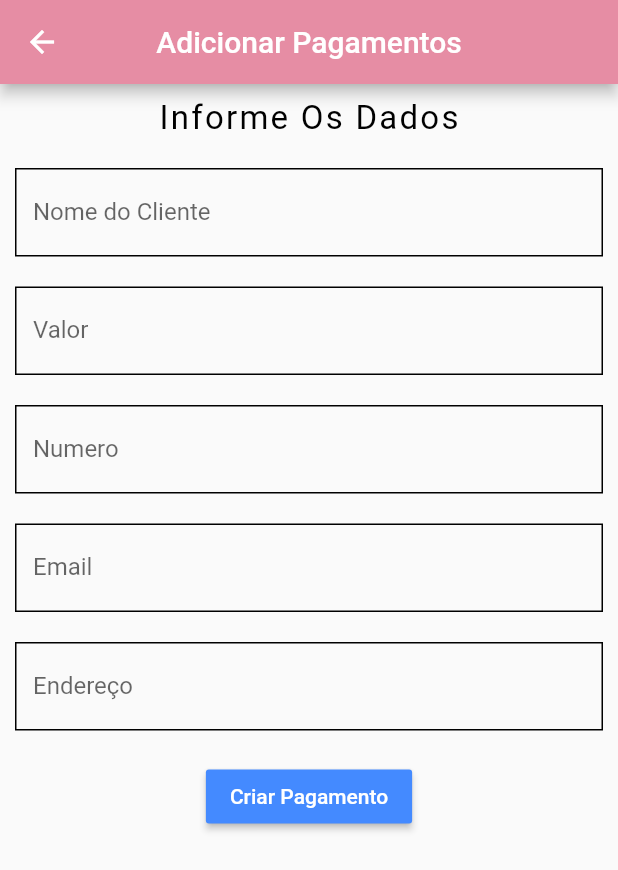
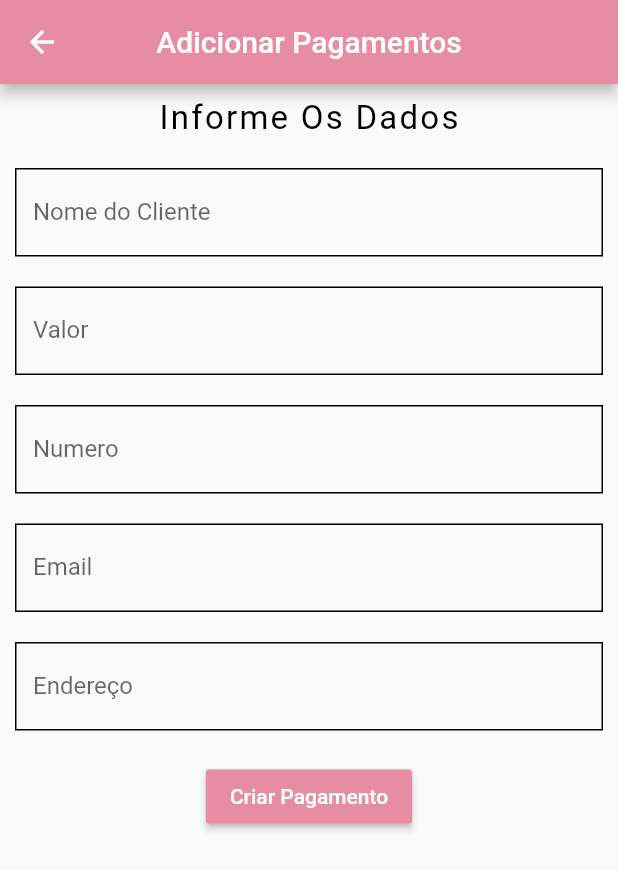
Before and after one commit to Vini-Dev-Py/flutter_app, a Flutter app: the AddPagamentos screen opened directly, on a phone screen of 412 x 824 dp. Shown: the top 870 px of the screen. Run offline on Flutter 3.47's test engine with Material 2 defaults, Android fonts, the phone set to English and light mode, and no system bars; our stand-ins replace font_awesome_flutter, sqflite; accounts and stored records are empty.

Commit message:
Color button

```diff
--- a/lib/Pages/AdicionarItens/AddPagamentos.dart
+++ b/lib/Pages/AdicionarItens/AddPagamentos.dart
@@ -164,7 +164,7 @@ class _AddPagamentosState extends State<AddPagamentos> {
                 },
                 child: Text('Criar Pagamento'),
                 textColor: Colors.white,
-                color: Colors.blueAccent,
+                color: const Color(0xffe68da4),
               )
             ],
           ),
```
Also changed, not shown: lib/Pages/DataBase/db.Pagamentos.dart (added), 1 other file.
